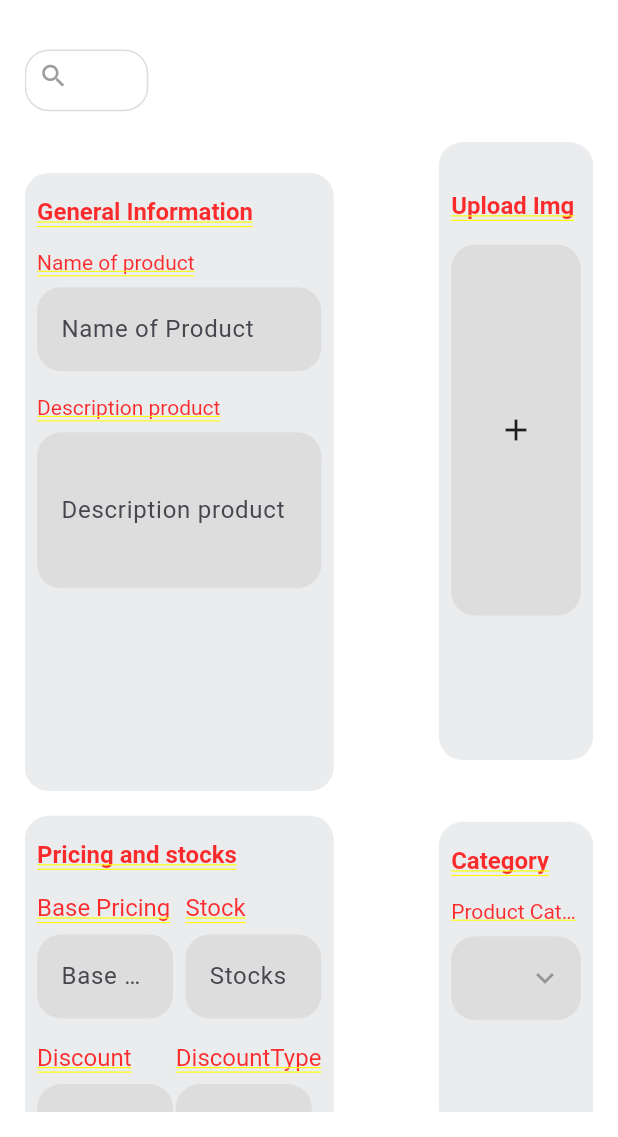
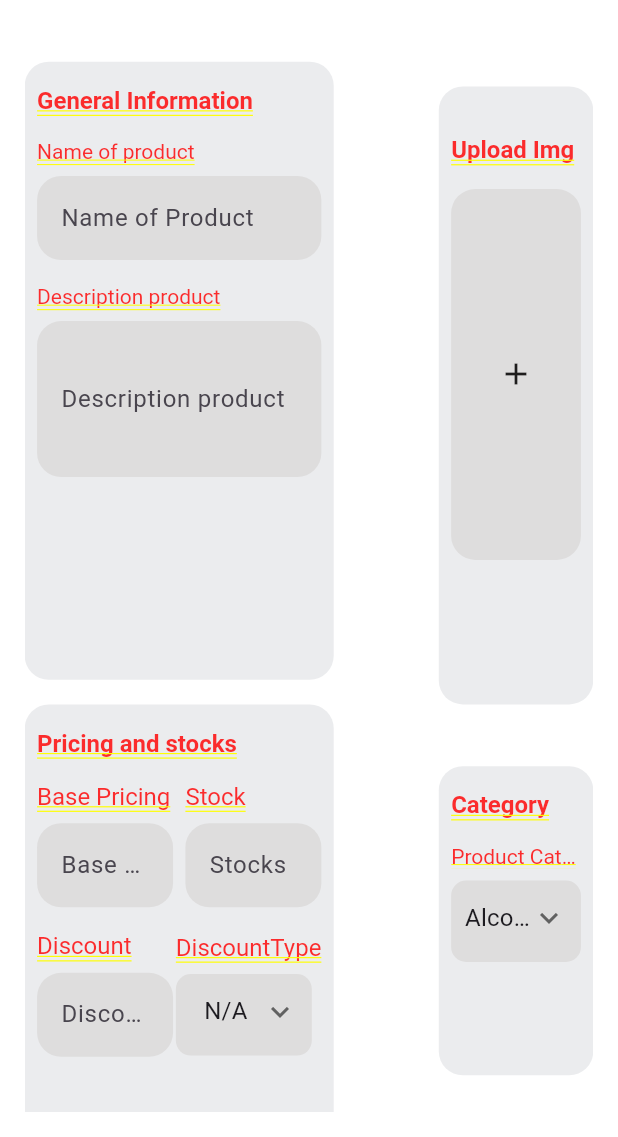
Before and after one commit to Vaibhav77e/bar_management, a Flutter app: the AddProductsToInventory screen opened by its route, on a phone screen of 412 x 824 dp, the part 99-1236 px from its top. Run offline on Flutter 3.47's test engine with Material 3 defaults, Android fonts, the phone set to English and light mode, and no system bars; our stand-ins replace get, image_picker; network calls fail; Roboto replaces fonts that are missing (PT_Serif).

Commit message:
fixed dropdown's in add product

```diff
--- a/lib/main.dart
+++ b/lib/main.dart
@@ -20,9 +20,9 @@ class MyApp extends StatelessWidget {
         colorScheme: ColorScheme.fromSeed(seedColor: Colors.deepPurple),
         useMaterial3: true,
       ),
-    home: HomeScreenPage(),
+    // home: HomeScreenPage(),
       // home: TestDashBoardScreen(),
-    // home: DrawerMenuScreen(),
+     home: DrawerMenuScreen(),
       routes: APP_ROUTES,
     );
   }
--- a/lib/screens/HomeScreen/HomeScreenPage.dart
+++ b/lib/screens/HomeScreen/HomeScreenPage.dart
@@ -83,7 +83,7 @@ class _HomeScreenPageState extends State<HomeScreenPage> {
                     children:<Widget>[
                       TileComponent(
                         onTap:() {
-                          _changeContent(AddProductsToInventory());
+                          _changeContent(const AddProductsToInventory());
                           index=1;
                           //print("index : $index");
                         },
--- a/lib/screens/Inventory/AddProductsToInventory.dart
+++ b/lib/screens/Inventory/AddProductsToInventory.dart
@@ -7,6 +7,8 @@ import 'package:bar_management_system/widgets/SearchBar/CustomSearchBar.dart';
 import 'package:bar_management_system/widgets/app_Text_field.dart';
 import 'package:flutter/material.dart';
 import 'package:image_picker/image_picker.dart';
+
+import '../../widgets/CustomDropDown/CustomDropDown.dart';
 
 class AddProductsToInventory extends StatefulWidget {
   const AddProductsToInventory({Key? key}) : super(key: key);
@@ -23,14 +25,14 @@ class _AddProductsToInventoryState extends State<AddProductsToInventory> {
   final TextEditingController discountController = TextEditingController();
   final TextEditingController discountType = TextEditingController();
   final TextEditingController productCategory = TextEditingController();
-  final TextEditingController searchController = TextEditingController();
 
-  String _selectedCategory = 'Select a category'; // Initial selected category
-  String _selectProduct = 'Select a product';
+
+  String _selectDiscountType = 'N/A'; // Initial selected category
+  String _selectProductCategory = 'Alcohol';
 
   // List of available categories
-  final List<String> _categories = ['Category 1', 'Category 2', 'Category 3'];
-  final List<String> _productCategories = ['Product Category 1', 'Product Category 2', 'Product Category 3'];
+  final List<String> _discountType = ['N/A','Category 1', 'Category 2', 'Category 3'];
+  final List<String> _productCategories = ['Alcohol','Product Category 1', 'Product Category 2', 'Product Category 3','N/A'];
 
   // to upload images (now preview mode)
 
@@ -71,10 +73,6 @@ class _AddProductsToInventoryState extends State<AddProductsToInventory> {
                 Text('Add Products',style: AppTypography.mediumHeading.copyWith(
                 fontWeight: FontWeight.w600),
                 ),
-                SizedBox(height: mediaQueryHelper.getHeightPercentage(4),),
-                SizedBox(
-                  width: mediaQueryHelper.getWidthPercentage(20),
-                child: CustomSearchBar(searchController: searchController)),
                 SizedBox(height: mediaQueryHelper.getHeightPercentage(5)),
                 Container(
                   height: mediaQueryHelper.getHeightPercentage(50),
@@ -173,34 +171,28 @@ class _AddProductsToInventoryState extends State<AddProductsToInventory> {
                             const Text('DiscountType',style: AppTypography.normalText,),
                             SizedBox(height: mediaQueryHelper.getHeightPercentage(1)),
                             SizedBox(width: mediaQueryHelper.getWidthPercentage(22),
-                            child: GestureDetector(
-                               onTap: () {
-                              // Show the PopupMenuButton
-                              showMenu<String>(
-                                context: context,
-                                position: RelativeRect.fromLTRB(300, 900, 290, 0),
-                                items: _categories.map((String category) {
-                                  return PopupMenuItem<String>(
-                                    value: category,
-                                    child: Text(category),
+                            child: CustomRoundedDropdown(
+                            borderColor: Colors.transparent,
+                            dropDownBodyColor:AppColors.textFieldBodyColor,
+                            height: mediaQueryHelper.getHeightPercentage(0.8),
+                            items:  _discountType.map<DropdownMenuItem<String>>((String value) {
+                            return DropdownMenuItem<String>(
+                              value: value,
+                              alignment: Alignment.center,
+                              child: Text(
+                                value,
+                                style: AppTypography.normalText,
+                              ),
                             );
                           }).toList(),
-                              ).then((value) {
-                                if (value != null) {
+                           value: _selectDiscountType, onChanged: (newValue) {
+                            if (newValue != null) {
                               setState(() {
-                                    _selectedCategory = value;
-                                    discountType.text = _selectedCategory;
+                                _selectDiscountType = newValue;
+                                print('Drop Down Value: $_selectDiscountType');
                               });
                             }
-                              });
-                            },
-                              child: AppTextFieldForm(
-                              labelText: 'Stocks',
-                              controller: stockController,
-                              isEnabled: false,
-                              suffixIcon: const Icon(Icons.keyboard_arrow_down,),
-                              ),
-                            )
+                            }),
                             ),
                           ],
                         ),
@@ -268,34 +260,57 @@ class _AddProductsToInventoryState extends State<AddProductsToInventory> {
                       SizedBox(height: mediaQueryHelper.getHeightPercentage(2),),
                       const Text('Product Category',style: AppTypography.normalSmallText),
                       SizedBox(height: mediaQueryHelper.getHeightPercentage(1),),
-                      GestureDetector(
-                        onTap: () {
-                              // Show the PopupMenuButton
-                              showMenu<String>(
-                                context: context,
-                                position: RelativeRect.fromLTRB(500, 800, 0, 100),
-                                items: _productCategories.map((String category) {
-                                  return PopupMenuItem<String>(
-                                    value: category,
-                                    child: Text(category),
+                      CustomRoundedDropdown(
+                            borderColor: Colors.transparent,
+                            dropDownBodyColor:AppColors.textFieldBodyColor,
+                            height: mediaQueryHelper.getHeightPercentage(0.8),
+                            items:  _productCategories.map<DropdownMenuItem<String>>((String value) {
+                            return DropdownMenuItem<String>(
+                              value: value,
+                              alignment: Alignment.center,
+                              child: Text(
+                                value,
+                                style: AppTypography.normalText,
+                              ),
                             );
                           }).toList(),
-                              ).then((value) {
-                                if (value != null) {
+                           value: _selectProductCategory,
+                           onChanged: (newValue) {
+                            if (newValue != null) {
                               setState(() {
-                                    _selectProduct = value;
-                                    productCategory.text = _selectProduct;
+                                _selectProductCategory = newValue;
+                                print('Drop Down Value: $_selectProductCategory');
                               });
                             }
-                              });
-                            },
-                        child: AppTextFieldForm(
-                        labelText: 'Product Category',
-                        controller: productCategory,
-                        isEnabled: false,
-                        suffixIcon: Icon(Icons.keyboard_arrow_down),
-                        ),
-                      )
+                            }),
+                      // GestureDetector(
+                      //   onTap: () {
+                      //         // Show the PopupMenuButton
+                      //         showMenu<String>(
+                      //           context: context,
+                      //           position: RelativeRect.fromLTRB(500, 800, 0, 100),
+                      //           items: _productCategories.map((String category) {
+                      //             return PopupMenuItem<String>(
+                      //               value: category,
+                      //               child: Text(category),
+                      //             );
+                      //           }).toList(),
+                      //         ).then((value) {
+                      //           if (value != null) {
+                      //             setState(() {
+                      //               _selectProductCategory = value;
+                      //               productCategory.text = _selectProductCategory;
+                      //             });
+                      //           }
+                      //         });
+                      //       },
+                      //   child: AppTextFieldForm(
+                      //   labelText: 'Product Category',
+                      //   controller: productCategory,
+                      //   isEnabled: false,
+                      //   suffixIcon: Icon(Icons.keyboard_arrow_down),
+                      //   ),
+                      // )
                     ],
                   )
                 ),
--- a/lib/screens/Staffs/CreateNewStaffs.dart
+++ b/lib/screens/Staffs/CreateNewStaffs.dart
@@ -158,7 +158,6 @@ class _CreateNewStaffsState extends State<CreateNewStaffs> {
                                  controller: addressController,
                                  ),
                                  SizedBox(height: mediaQueryHelper.getHeightPercentage(2)),
-
                               ],
                             ),
                     ),
@@ -168,11 +167,11 @@ class _CreateNewStaffsState extends State<CreateNewStaffs> {
                               crossAxisAlignment: CrossAxisAlignment.start,
                               children: [
                                 SizedBox(height: mediaQueryHelper.getHeightPercentage(2),),
-                                  const Text('role',
+                                  const Text('Role',
                                 style: AppTypography.normalSmallText),
                                 SizedBox(height: mediaQueryHelper.getHeightPercentage(1),),
                                 AppTextFieldForm(
-                                labelText: 'role',
+                                labelText: 'Role',
                                 controller: roleController,
                                 ),
                                 SizedBox(height: mediaQueryHelper.getHeightPercentage(2)),
```
Also changed, not shown: lib/extrapage.dart (+5 -5 lines), lib/screens/DrawerMenu/DrawerMenuScreen.dart (+21 -7 lines), lib/screens/Inventory/EditInventoryProducts.dart (+8 -5 lines). Lines whose indentation alone changed are shown as unchanged.
